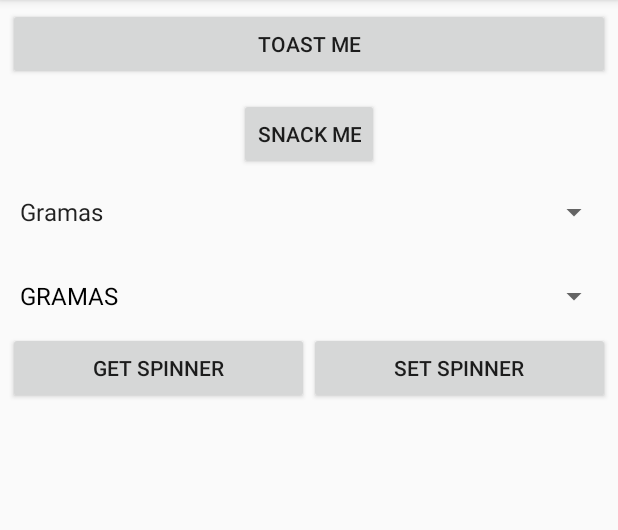
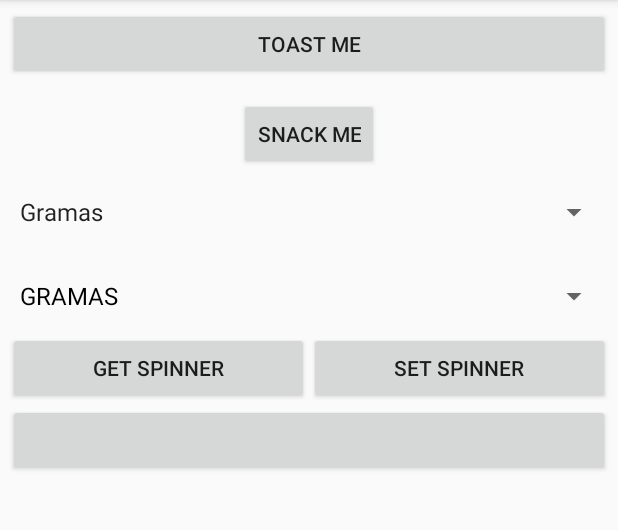
Before and after one commit to pedrvaldir/componentsKotlin, an Android app: the screen it shows after launch (MainActivity), on a phone screen of 412 x 824 dp, the part 84-614 px from its top. Run offline under Robolectric (Android 15) with nearby library versions, the phone set to English and light mode, and no system bars.

```diff
--- a/app/src/main/res/layout/activity_main.xml
+++ b/app/src/main/res/layout/activity_main.xml
@@ -75,4 +75,14 @@
                 app:layout_constraintRight_toRightOf="parent"/>
     </LinearLayout>
 
+    <Button
+            android:id="@+id/buttonProgress"
+            android:layout_width="0dp"
+            android:layout_weight="1"
+            android:layout_height="wrap_content"
+            android:text=""
+            app:layout_constraintLeft_toLeftOf="parent"
+            app:layout_constraintRight_toRightOf="parent"
+        app:layout_constraintTop_toBottomOf="@+id/linearLayoutSpinner"/>
+
 </android.support.constraint.ConstraintLayout>
```
Also changed, not shown: app/src/main/java/moviedbcom/valdir/componentes/MainActivity.kt (+9 -0 lines).
